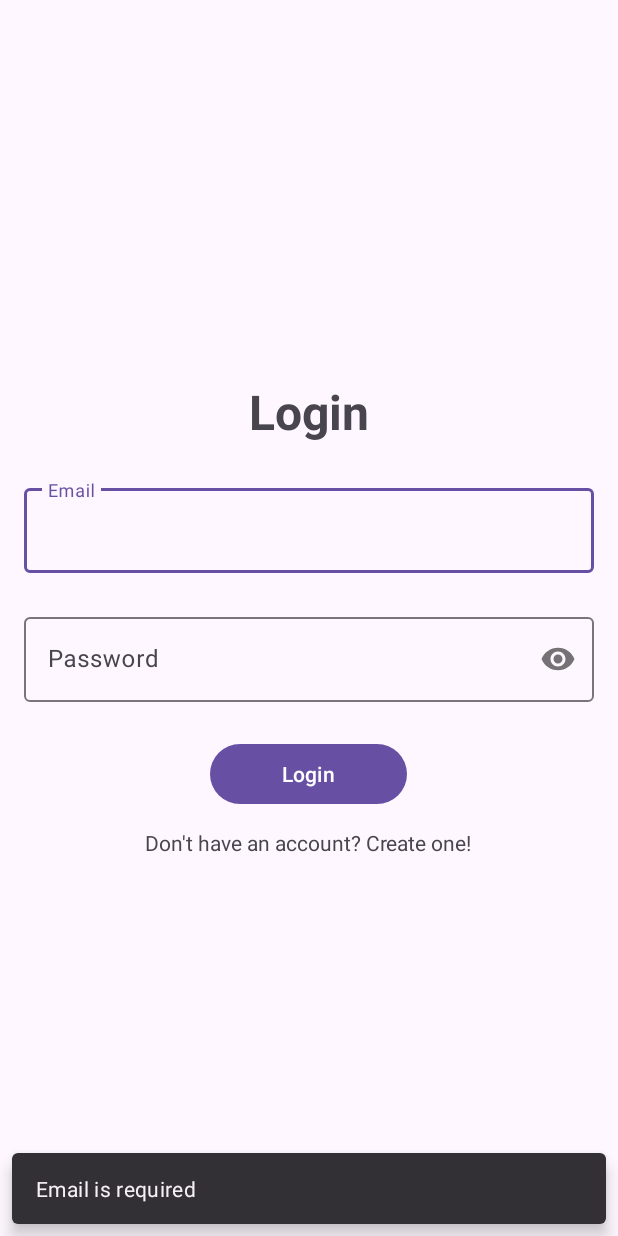
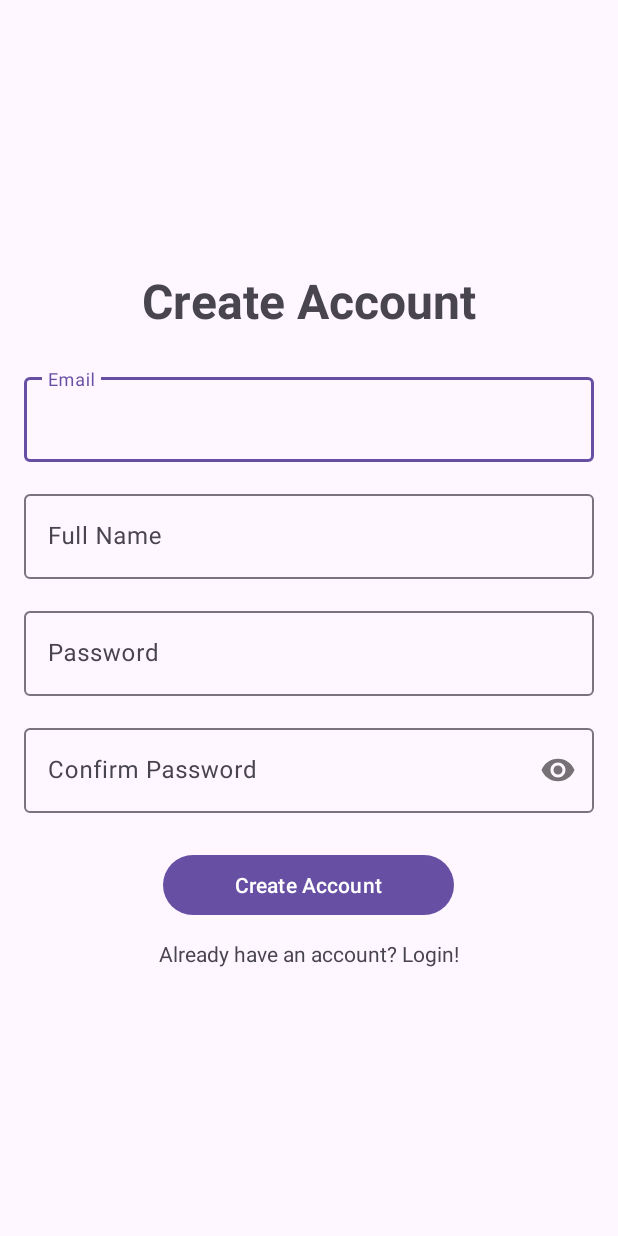
Before and after one commit to gyarsilalsolanki011/Make_Attendance, an Android app: the screen it shows after launch (LoginActivity before the commit, RegisterActivity after it), after a tap on an icon or button, on a phone screen of 412 x 824 dp. Run offline under Robolectric (Android 15) with nearby library versions, the phone set to English and light mode, and no system bars; our stand-ins replace Firebase (no records; nobody signed in at launch, a user with empty details on screens opened directly); 1 other tap on this screen came first.

Commit message:
login register link

```diff
--- a/app/src/main/java/com/gyarsilalsolanki011/makeattendance/activities/LoginActivity.java
+++ b/app/src/main/java/com/gyarsilalsolanki011/makeattendance/activities/LoginActivity.java
@@ -31,7 +31,10 @@ public class LoginActivity extends AppCompatActivity {
         checkUser();
 
         binding.createAccountTextButton.setOnClickListener(
-                v -> {}
+                v -> {
+                    Intent intent = new Intent(LoginActivity.this, RegisterActivity.class);
+                    startActivity(intent);
+                }
         );
         binding.loginButton.setOnClickListener(
                 v -> login()
--- a/app/src/main/res/layout/activity_register.xml
+++ b/app/src/main/res/layout/activity_register.xml
@@ -74,7 +74,16 @@
         android:layout_height="wrap_content"
         android:text="@string/create_account" />
 
+    <com.google.android.material.progressindicator.CircularProgressIndicator
+        android:layout_marginTop="24dp"
+        android:layout_width="wrap_content"
+        android:layout_height="wrap_content"
+        android:indeterminate="true"
+        android:visibility="gone"
+        android:id="@+id/progressIndicator"/>
+
     <TextView
+        android:id="@+id/alreadyAccountTextButton"
         android:layout_marginTop="12dp"
         android:layout_width="wrap_content"
         android:layout_height="wrap_content"
```
Also changed, not shown: app/src/main/java/com/gyarsilalsolanki011/makeattendance/activities/RegisterActivity.java (+13 -1 lines).
